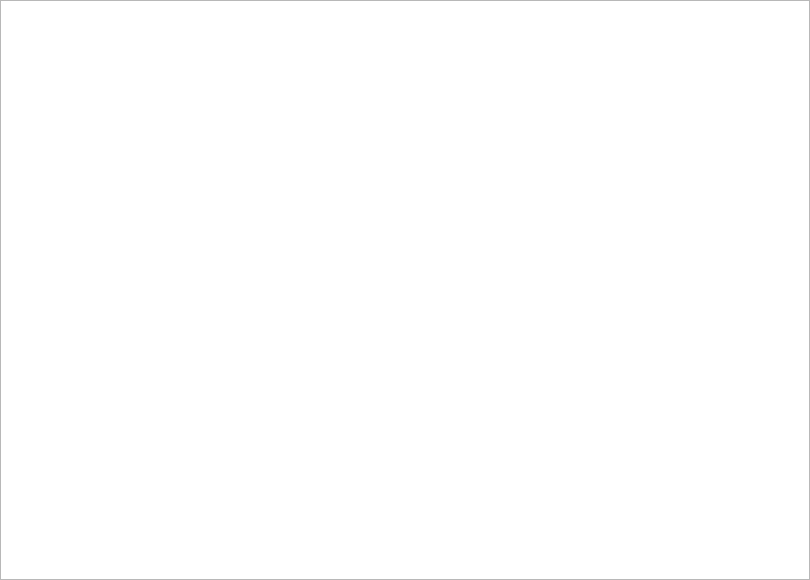
Before: the Qt Designer form code/mirror/fight_map.ui in simon0xia/mirror, drawn with Qt 5.
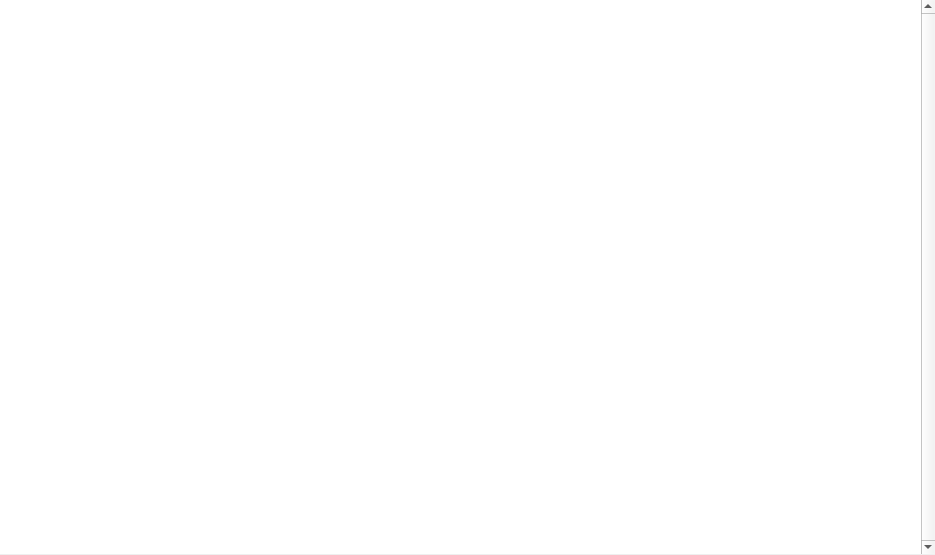
After: the same form once the commit is applied.

What changed in the file:
```diff
--- a/code/mirror/fight_map.ui
+++ b/code/mirror/fight_map.ui
@@ -6,8 +6,8 @@
    <rect>
     <x>0</x>
     <y>0</y>
-    <width>810</width>
-    <height>580</height>
+    <width>935</width>
+    <height>555</height>
    </rect>
   </property>
   <property name="windowTitle">
@@ -18,14 +18,20 @@
     <rect>
      <x>0</x>
      <y>0</y>
-     <width>810</width>
-     <height>580</height>
+     <width>935</width>
+     <height>554</height>
     </rect>
    </property>
+   <property name="frameShape">
+    <enum>QFrame::NoFrame</enum>
+   </property>
+   <property name="verticalScrollBarPolicy">
+    <enum>Qt::ScrollBarAlwaysOn</enum>
+   </property>
    <property name="iconSize">
     <size>
-     <width>140</width>
-     <height>140</height>
+     <width>145</width>
+     <height>120</height>
     </size>
    </property>
    <property name="viewMode">
```
